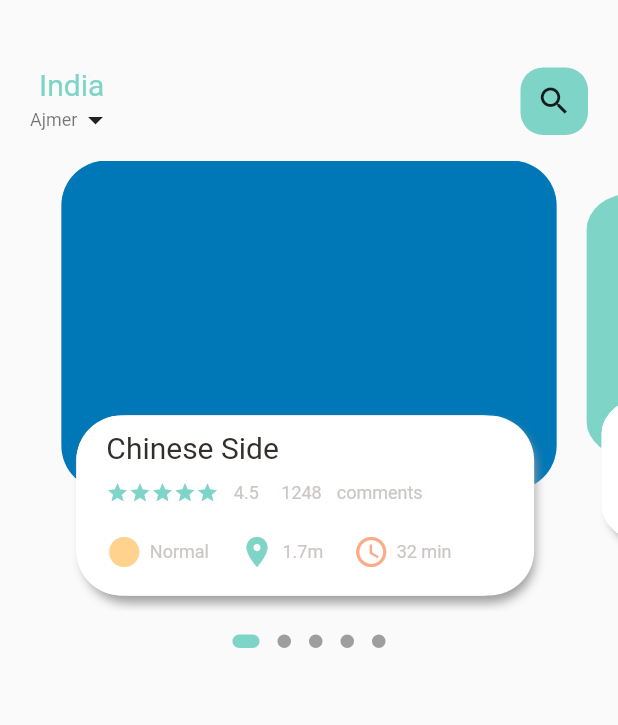
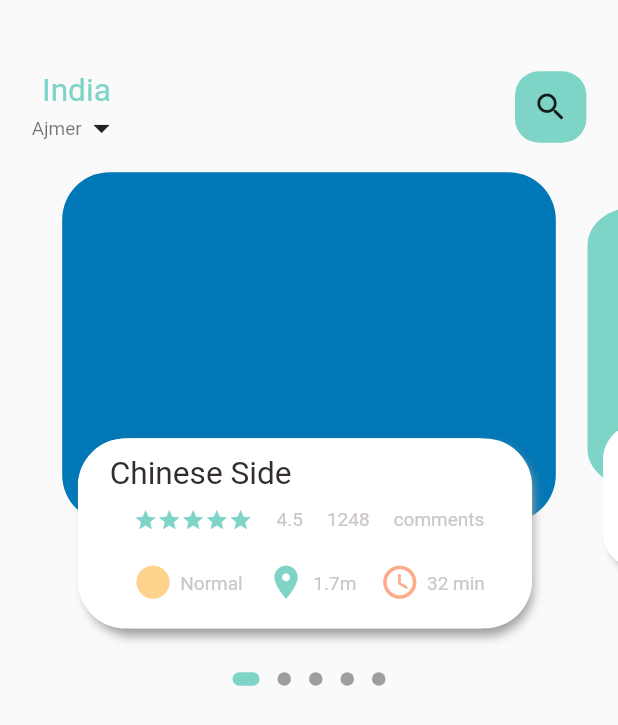
Before and after one commit to DheerajWork/food_app_project, a Flutter app: the screen it shows after launch, on a phone screen of 412 x 824 dp. Shown: the top 725 px of the screen. Run offline on Flutter 3.47's test engine with Material 2 defaults, Android fonts, the phone set to English and light mode, and no system bars; drawn by our look-alikes of dots_indicator; our stand-ins replace get; Roboto replaces fonts that are missing (Robot).

Commit message:
Adding MeadiaQuery

```diff
--- a/lib/home/food_page_body.dart
+++ b/lib/home/food_page_body.dart
@@ -3,8 +3,8 @@ import 'package:flutter/material.dart';
 import 'package:food_app_project/src/custom%20_widget/big_Text.dart';
 import 'package:food_app_project/src/custom%20_widget/icons_and_text_widgrts.dart';
 import 'package:food_app_project/src/custom%20_widget/small_text.dart';
+import 'package:food_app_project/src/utils/dimensions.dart';
 import 'package:food_app_project/src/utils/my_colors.dart';
-
 
 class FoodPageBody extends StatefulWidget {
   const FoodPageBody({super.key});
@@ -14,41 +14,45 @@ class FoodPageBody extends StatefulWidget {
 }
 
 class _FoodPageBodyState extends State<FoodPageBody> {
-  PageController pageController=PageController(viewportFraction: 0.85);
+  PageController pageController = PageController(viewportFraction: 0.85);
 
-  var _currPageValue=0.0;
-  double _scalFactor=0.8;
-  double _height=220.0;
+  var _currPageValue = 0.0;
+  double _scalFactor = 0.8;
+  double _height = Dimensions.pageViewContainer;
+
   @override
   void initState() {
     super.initState();
     pageController.addListener(() {
       setState(() {
-        _currPageValue=pageController.page!;
+        _currPageValue = pageController.page!;
       });
     });
   }
+
   @override
   void dispose() {
     // TODO: implement dispose
     pageController.dispose();
   }
 
-
   @override
   Widget build(BuildContext context) {
-    return Column(
-      children:[
+    return Column(children: [
+      //Slider Section
       Container(
-          height: 300,
+        height:Dimensions.pageView,
         child: PageView.builder(
             controller: pageController,
             itemCount: 5,
-            itemBuilder: (context,position){
+            itemBuilder: (context, position) {
               return _buildPageItem(position);
             }),
       ),
-        SizedBox(height: 10,),
+      SizedBox(
+        height: Dimensions.height10,
+      ),
+      //dots
       DotsIndicator(
         dotsCount: 5,
         position: _currPageValue,
@@ -56,107 +60,118 @@ class _FoodPageBodyState extends State<FoodPageBody> {
           activeColor: MyColors.mainColor,
           size: const Size.square(9.0),
           activeSize: const Size(18.0, 9.0),
-            activeShape: RoundedRectangleBorder(borderRadius: BorderRadius.circular(5.0)),
+          activeShape:
+              RoundedRectangleBorder(borderRadius: BorderRadius.circular(5.0)),
         ),
-        )
-      ]
-    );
-  }
-  Widget _buildPageItem(int index){
+      ),
 
-    Matrix4 matrix= Matrix4.identity();
-    if(index==_currPageValue.floor()){
-      var currScale= 1-(_currPageValue-index)*(1-_scalFactor);
-      var currTrans=_height*(1-currScale)/2;
-      matrix= Matrix4.diagonal3Values(1, currScale, 1)..setTranslationRaw(0, currTrans, 0);
-
-    }else if(index== _currPageValue.floor()+1){
-      var currScale=_scalFactor+(_currPageValue-index+1)*(1-_scalFactor);
-      var currTrans=_height*(1-currScale)/2;
-      matrix= Matrix4.diagonal3Values(1, currScale, 1)..setTranslationRaw(0, currTrans, 0);
-    }else if(index== _currPageValue.floor()-1){
-      var currScale= 1-(_currPageValue-index)*(1-_scalFactor);
-      var currTrans=_height*(1-currScale)/2;
-      matrix= Matrix4.diagonal3Values(1, currScale, 1)..setTranslationRaw(0, currTrans, 0);
-    }else{
-      var currScale=.8;
-      matrix= Matrix4.diagonal3Values(1, currScale, 1)..setTranslationRaw(0, _height*(1-_scalFactor)/2, 1);
+    ]);
   }
 
+  Widget _buildPageItem(int index) {
+    Matrix4 matrix = Matrix4.identity();
+    if (index == _currPageValue.floor()) {
+      var currScale = 1 - (_currPageValue - index) * (1 - _scalFactor);
+      var currTrans = _height * (1 - currScale) / 2;
+      matrix = Matrix4.diagonal3Values(1, currScale, 1)
+        ..setTranslationRaw(0, currTrans, 0);
+    } else if (index == _currPageValue.floor() + 1) {
+      var currScale =
+          _scalFactor + (_currPageValue - index + 1) * (1 - _scalFactor);
+      var currTrans = _height * (1 - currScale) / 2;
+      matrix = Matrix4.diagonal3Values(1, currScale, 1)
+        ..setTranslationRaw(0, currTrans, 0);
+    } else if (index == _currPageValue.floor() - 1) {
+      var currScale = 1 - (_currPageValue - index) * (1 - _scalFactor);
+      var currTrans = _height * (1 - currScale) / 2;
+      matrix = Matrix4.diagonal3Values(1, currScale, 1)
+        ..setTranslationRaw(0, currTrans, 0);
+    } else {
+      var currScale = .8;
+      matrix = Matrix4.diagonal3Values(1, currScale, 1)
+        ..setTranslationRaw(0, _height * (1 - _scalFactor) / 2, 1);
+    }
 
     return Transform(
         transform: matrix,
-      child: Stack(
-        children:[ Container(
-          height: 220,
-          margin: EdgeInsets.only(left: 10,right: 10),
+        child: Stack(children: [
+          Container(
+            height: Dimensions.pageViewContainer,
+            margin: EdgeInsets.only(left: Dimensions.height10, right: Dimensions.height10),
             decoration: BoxDecoration(
-            borderRadius: BorderRadius.circular(30),
-            color: index.isEven?MyColors.blue:MyColors.mainColor,
-            //Image
+                borderRadius: BorderRadius.circular(Dimensions.radius30),
+                color: index.isEven ? MyColors.blue : MyColors.mainColor,
+                //Image.asset('asset/images/noodle.webp'),
+                // image: DecorationImage(
+                //     image: AssetImage("asset/images/noodle.webp"))
                    ),
           ),
           Align(
               child: Container(
-            height: 120,
+                  height: Dimensions.pageViewTextContainer,
                   alignment: Alignment.bottomCenter,
-            margin: EdgeInsets.only(left: 25,right: 25,top: 160),
+                  margin: EdgeInsets.only(left: Dimensions.height25, right: Dimensions.height25, top: Dimensions.height160),
                   decoration: BoxDecoration(
-              borderRadius: BorderRadius.circular(30),
+                      borderRadius: BorderRadius.circular(Dimensions.radius30),
                       color: Colors.white,
                       boxShadow: [
                         BoxShadow(
                             color: Colors.grey,
-                  blurRadius: 5.0,
-                  offset: Offset(0, 5)
-                ),
-                BoxShadow(
-                  color: Colors.white,
-                  offset: Offset(-5, 0)
-                ),
-                BoxShadow(
-                  color: Colors.white,
-                  offset: Offset(-5, 0)
-                )
-              ]
-            ),
+                            blurRadius:Dimensions.radius5,
+                            offset: Offset(0, 5)),
+                        BoxShadow(color: Colors.white, offset: Offset(-Dimensions.height5, 0)),
+                        BoxShadow(color: Colors.white, offset: Offset(-Dimensions.height5, 0))
+                      ]),
                   child: Container(
-              padding: EdgeInsets.only(top: 10,left: 15,right: 15),
+                    padding: EdgeInsets.only(top: Dimensions.height10, left: Dimensions.height15, right: Dimensions.height15),
                     child: Column(
                       crossAxisAlignment: CrossAxisAlignment.start,
                       children: [
-                  BigText(text: 'Chinese Side',),
-                  SizedBox(height: 11,),
+                        BigText(
+                          text: 'Chinese Side',
+                        ),
+                        SizedBox(
+                          height: Dimensions.height10,
+                        ),
                         Row(
+                          mainAxisAlignment: MainAxisAlignment.spaceEvenly,
                           children: [
                             Wrap(
-                        children: List.generate(5, (index) => Icon(Icons.star,color: MyColors.mainColor,size: 15,))
-                        ),
-                      SizedBox(width: 10,),
+                                children: List.generate(
+                                    5,
+                                    (index) => Icon(
+                                          Icons.star,
+                                          color: MyColors.mainColor,
+                                          size: Dimensions.height15,
+                                        ))),
                             SmallText(text: '4.5'),
-                      SizedBox(width: 15,),
                             SmallText(text: '1248'),
-                      SizedBox(width: 10,),
                             SmallText(text: "comments")
                           ],
                         ),
-                  SizedBox(height: 20,),
+                        SizedBox(
+                          height: Dimensions.height20,
+                        ),
                         Row(
+                          mainAxisAlignment: MainAxisAlignment.spaceEvenly,
                           children: [
-                      IconAndTextWidget(icon: Icons.circle_sharp, text: 'Normal', iconColor: MyColors.iconColor1),
-                      SizedBox(width: 20,),
-                      IconAndTextWidget(icon: Icons.location_on, text: '1.7m', iconColor: MyColors.mainColor),
-                      SizedBox(width: 20,),
-                      IconAndTextWidget(icon: Icons.access_time_rounded, text: '32 min', iconColor: MyColors.iconColor2)
+                            IconAndTextWidget(
+                                icon: Icons.circle_sharp,
+                                text: 'Normal',
+                                iconColor: MyColors.iconColor1),
+                            IconAndTextWidget(
+                                icon: Icons.location_on,
+                                text: '1.7m',
+                                iconColor: MyColors.mainColor),
+                            IconAndTextWidget(
+                                icon: Icons.access_time_rounded,
+                                text: '32 min',
+                                iconColor: MyColors.iconColor2)
                           ],
                         )
                       ],
                     ),
-            )
-          )
-        ),
-
-      ])
-    );
+                  ))),
+        ]));
   }
 }
--- a/lib/home/home_page.dart
+++ b/lib/home/home_page.dart
@@ -2,6 +2,7 @@ import 'package:flutter/material.dart';
 import 'package:food_app_project/home/food_page_body.dart';
 import 'package:food_app_project/src/custom%20_widget/big_Text.dart';
 import 'package:food_app_project/src/custom%20_widget/small_text.dart';
+import 'package:food_app_project/src/utils/dimensions.dart';
 import 'package:food_app_project/src/utils/my_colors.dart';
 
 class MainFoodPage extends StatefulWidget {
@@ -18,9 +19,10 @@ class _MainFoodPageState extends State<MainFoodPage> {
       //appBar: AppBar(),
       body: Column(
         children:[
+          //Showing header
           Container(
-            margin: EdgeInsets.only(top: 45,bottom: 15),
-          padding: EdgeInsets.only(left: 20,right: 20),
+            margin: EdgeInsets.only(top: Dimensions.height45,bottom: Dimensions.height15),
+          padding: EdgeInsets.only(left: Dimensions.height20,right: Dimensions.height20),
           child:Row(
             mainAxisAlignment: MainAxisAlignment.spaceBetween,
             crossAxisAlignment: CrossAxisAlignment.start,
@@ -31,23 +33,24 @@ class _MainFoodPageState extends State<MainFoodPage> {
                   Row(
                     children:[
                      SmallText(text: "Ajmer",color: Colors.black54,),
-                     Icon(Icons.arrow_drop_down)
+                     Icon(Icons.arrow_drop_down,size: Dimensions.icon25,)
                     ]
                   )
                 ],
               ),
               Container(
-                width: 45,
-                height: 45,
+                width: Dimensions.height45,
+                height: Dimensions.height45,
                 child: Icon(Icons.search),
                 decoration: BoxDecoration(
-                  borderRadius: BorderRadius.circular(15),
+                  borderRadius: BorderRadius.circular(Dimensions.radius15),
                   color: MyColors.mainColor,
                 ),
               )
             ],
           )
         ),
+          //Showing body
           FoodPageBody(),
         ]
       ),
--- a/lib/main.dart
+++ b/lib/main.dart
@@ -1,5 +1,5 @@
 // ignore_for_file: prefer_const_constructors
-
+import 'package:get/get.dart';
 import 'package:flutter/material.dart';
 import 'home/home_page.dart';
 void main() {
@@ -11,7 +11,7 @@ class MyApp extends StatelessWidget {
 
   @override
   Widget build(BuildContext context) {
-    return MaterialApp(
+    return GetMaterialApp(
       title: "food panda",
       debugShowCheckedModeBanner: false,
       theme: ThemeData(
--- a/lib/src/custom _widget/big_Text.dart
+++ b/lib/src/custom _widget/big_Text.dart
@@ -1,4 +1,5 @@
 import 'package:flutter/material.dart';
+import 'package:food_app_project/src/utils/dimensions.dart';
 
 class BigText extends StatelessWidget {
   Color? color;
@@ -6,7 +7,7 @@ class BigText extends StatelessWidget {
   double size;
   TextOverflow overFlow;
   BigText({Key? key,this.color=const Color (0xFF332d2b),required this.text,
-    this.size=20.0,
+    this.size=0,
     this.overFlow= TextOverflow.ellipsis
   }):super(key: key);
 
@@ -20,7 +21,7 @@ class BigText extends StatelessWidget {
         color: color,
         fontWeight: FontWeight.w400,
         fontFamily: 'Robot',
-        fontSize: size
+        fontSize: size==0? Dimensions.font20:size
       ),
     );
   }
--- a/lib/src/custom _widget/icons_and_text_widgrts.dart
+++ b/lib/src/custom _widget/icons_and_text_widgrts.dart
@@ -1,5 +1,6 @@
 import 'package:flutter/material.dart';
 import 'package:food_app_project/src/custom%20_widget/small_text.dart';
+import 'package:food_app_project/src/utils/dimensions.dart';
 
 class IconAndTextWidget extends StatelessWidget {
   final IconData icon;
@@ -21,7 +22,9 @@ class IconAndTextWidget extends StatelessWidget {
   Widget build(BuildContext context) {
     return Row(
       children: [
-        Icon(icon,color: iconColor,),
+        Icon(icon,color: iconColor,
+          size: Dimensions.icon25,
+        ),
         SizedBox(width: 5,),
         SmallText(text: text,)
       ],
--- a/lib/src/custom _widget/small_text.dart
+++ b/lib/src/custom _widget/small_text.dart
@@ -1,4 +1,5 @@
 import 'package:flutter/material.dart';
+import 'package:food_app_project/src/utils/dimensions.dart';
 
 class SmallText extends StatelessWidget {
   Color? color;
@@ -8,7 +9,7 @@ class SmallText extends StatelessWidget {
 
   SmallText({Key? key,
     this.color=const Color (0xFFccc7c5),required this.text,
-    this.size=12.0,
+    this.size=0,
     this.height=1.2
   }):super(key: key);
 
@@ -19,7 +20,7 @@ class SmallText extends StatelessWidget {
       style: TextStyle(
         color: color,
         fontFamily: 'Robot',
-        fontSize: size,
+        fontSize: size==0?Dimensions.font12:size,
         height: height
       ),
     );
--- /dev/null
+++ b/lib/src/utils/dimensions.dart
@@ -0,0 +1,35 @@
+import 'package:get/get.dart';
+
+class Dimensions {
+ static double screenHeight = Get.context!.height;
+ static double screenWidth = Get.context!.width;
+
+ static double pageView = screenHeight/2.6 ;
+ static double pageViewContainer = screenHeight/3.53 ;
+ static double pageViewTextContainer =screenHeight/6.509 ;
+
+ static double height5 = screenHeight/ 156.2;
+ static double height10 = screenHeight/ 78.1;
+ static double height20 = screenHeight/ 39.05;
+ static double height15 = screenHeight/ 52.066;
+ static double height25 = screenHeight/ 31.24;
+ static double height45 = screenHeight/ 17.33;
+ static double height160 = screenHeight/ 5;
+
+ static double width5 = screenHeight/ 156.2;
+ static double width10 = screenHeight/ 78.1;
+ static double width20 = screenHeight/ 39.05;
+ static double width15 = screenHeight/ 52.066;
+ static double width25 = screenHeight/ 31.24;
+ static double width45 = screenHeight/ 17.33;
+
+ static double font10 = screenHeight/ 78.1;
+ static double font12 = screenHeight/ 65.08;
+ static double font20 = screenHeight/ 39.05;
+
+ static double radius5 = screenHeight/ 156.2;
+ static double radius15 = screenHeight/ 52.066;
+ static double radius30 = screenHeight/ 26.03;
+
+ static double icon25 = screenHeight/ 31.24;
+}
--- a/pubspec.yaml
+++ b/pubspec.yaml
@@ -31,6 +31,7 @@ environment:
 dependencies:
   flutter:
     sdk: flutter
+  get:
   dots_indicator: ^2.0.0
 
   # The following adds the Cupertino Icons font to your application.
@@ -60,8 +61,8 @@ flutter:
   uses-material-design: true
 
   # To add assets to your application, add an assets section, like this:
-  # assets:
-  #   - images/a_dot_burr.jpeg
+#  assets:
+#    - assets/images/
   #   - images/a_dot_ham.jpeg
 
   # An image asset can refer to one or more resolution-specific "variants", see
```
Also changed, not shown: pubspec.lock. Lines whose indentation alone changed are shown as unchanged.
